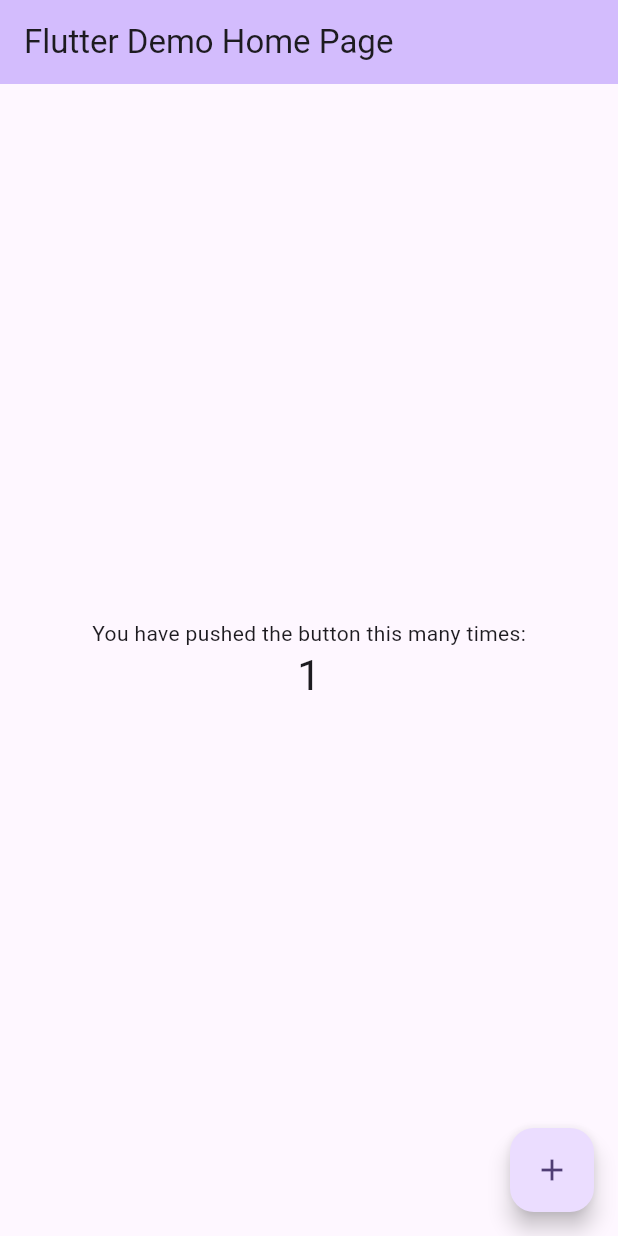
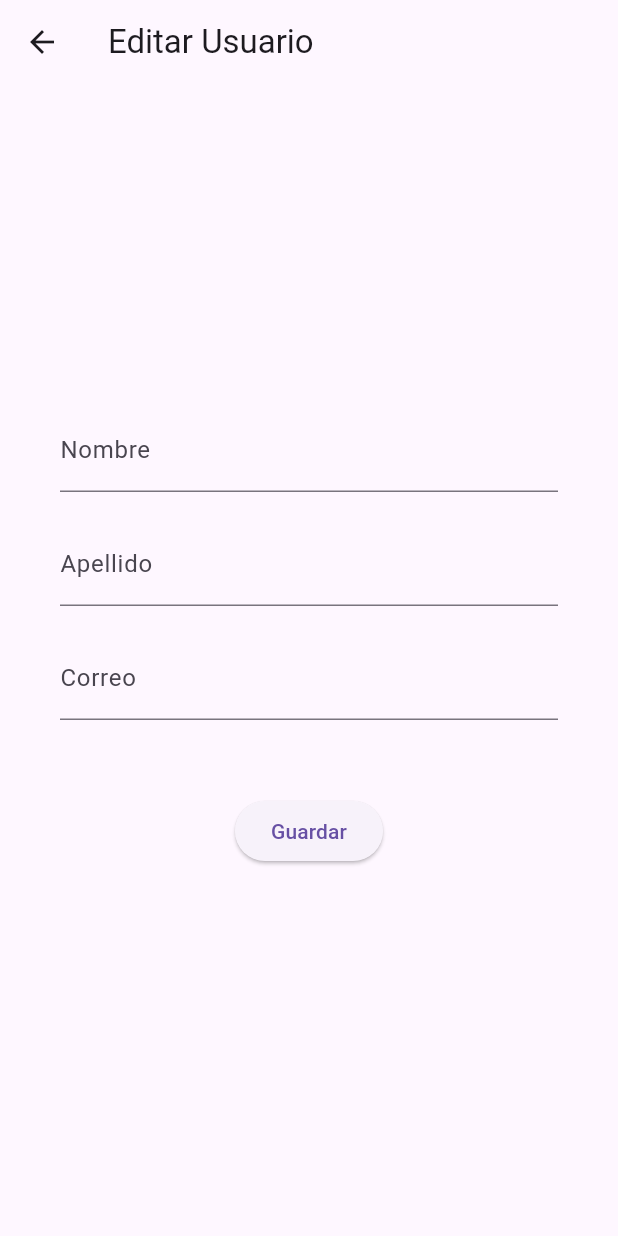
Before and after one commit to Javier-SF/my_sqflite, a Flutter app: the screen it shows after launch, after a tap on the "add" icon, on a phone screen of 412 x 824 dp. Run offline on Flutter 3.47's test engine with Material 3 defaults, Android fonts, the light colour scheme and no system bars; our stand-ins replace sqflite; accounts and stored records are empty.

Commit message:
add
Eh agregado todo el codigo de este proyecto

```diff
--- /dev/null
+++ b/lib/data/class/user_class_data.dart
@@ -0,0 +1,24 @@
+class Users {
+  // Esta son la variables de la class.
+
+  int? id;
+  String? nombre, apellido;
+  String? correo;
+
+// contructor y sus parametros
+  Users({
+    this.id,
+    this.nombre,
+    this.apellido,
+    this.correo,
+  });
+
+  Map<String, dynamic> toMap() {
+    return {
+      'id': id,
+      'nombre': nombre,
+      'apellido': apellido,
+      'correo': correo,
+    };
+  }
+}
--- /dev/null
+++ b/lib/data/sqflite/db_sqflite_data.dart
@@ -0,0 +1,74 @@
+// ignore_for_file: depend_on_referenced_packages
+
+import 'package:my_sqflite/data/class/user_class_data.dart';
+import 'package:sqflite/sqflite.dart';
+import 'package:path/path.dart';
+
+class DB {
+  static Future<Database> _openDB() async {
+    return openDatabase(
+      join(await getDatabasesPath(), 'users.db'),
+      onCreate: (db, version) {
+        return db.execute(
+          "CREATE TABLE users (id INTEGER PRIMARY KEY, nombre TEXT, apellido TEXT, correo TEXT)",
+        );
+      },
+      version: 1,
+    );
+  }
+
+  static Future<List<Users>> users() async {
+    Database database = await _openDB();
+    final List<Map<String, dynamic>> usersMap = await database.query("users");
+
+    //Esta parte es el Build de los datos que entan agregados dentro de la base datos _oponDB()
+    return List.generate(
+      usersMap.length,
+      (i) => Users(
+        id: usersMap[i]['id'],
+        nombre: usersMap[i]['nombre'],
+        apellido: usersMap[i]['apellido'],
+        correo: usersMap[i]['correo'],
+      ),
+    );
+  }
+
+  // Insertar datos en la base de datos _openDB();
+  static Future<dynamic> insert(Users users) async {
+    // Esto es la conexion a la base de dato llamda _openDB()
+    Database database = await _openDB();
+    return database.insert("users", users.toMap());
+  }
+
+  //Modificacion de los datos en la base de dato
+  static Future<dynamic> update(Users users) async {
+    // Esto es la conexion a la base de dato llamda _openDB()
+    Database database = await _openDB();
+    return database
+        .update("users", users.toMap(), where: "id = ?", whereArgs: [users.id]);
+  }
+
+  //Eliminacion del dato selecionado de la base de datos _openDB()
+  static Future<dynamic> delete(Users users) async {
+    // Esto es la conexion a la base de dato llamda _openDB()
+    Database database = await _openDB();
+    return database.delete("users", where: "id = ?", whereArgs: [users.id]);
+  }
+
+  // Este es otro metodo de como insertal, eliminar, actualizar los datos de la base datos
+  // Comandos basados en sentecias SQL
+  // rawInsert(SQL)
+  // rawDelete(SQL)
+  // rawUpdate(SQL)
+  // rawQuery(SQL)
+  //
+  //Con sentencias
+
+  static Future<void> insert2(Users users) async {
+    Database database = await _openDB();
+    await database.rawInsert(
+      "INSERT INTO users (id, nombre, apellido, correo) VALUES (?, ?, ?, ?)",
+      [users.id, users.nombre, users.apellido, users.correo],
+    );
+  }
+}
--- a/lib/main.dart
+++ b/lib/main.dart
@@ -1,4 +1,6 @@
 import 'package:flutter/material.dart';
+import 'package:my_sqflite/screens/add_user_screen.dart';
+import 'package:my_sqflite/screens/sqflite_screen.dart';
 
 void main() {
   runApp(const MyApp());
@@ -7,119 +9,18 @@
 class MyApp extends StatelessWidget {
   const MyApp({super.key});
 
-  // This widget is the root of your application.
   @override
   Widget build(BuildContext context) {
     return MaterialApp(
       title: 'Flutter Demo',
       theme: ThemeData(
-        // This is the theme of your application.
-        //
-        // TRY THIS: Try running your application with "flutter run". You'll see
-        // the application has a purple toolbar. Then, without quitting the app,
-        // try changing the seedColor in the colorScheme below to Colors.green
-        // and then invoke "hot reload" (save your changes or press the "hot
-        // reload" button in a Flutter-supported IDE, or press "r" if you used
-        // the command line to start the app).
-        //
-        // Notice that the counter didn't reset back to zero; the application
-        // state is not lost during the reload. To reset the state, use hot
-        // restart instead.
-        //
-        // This works for code too, not just values: Most code changes can be
-        // tested with just a hot reload.
-        colorScheme: ColorScheme.fromSeed(seedColor: Colors.deepPurple),
-        useMaterial3: true,
+        primarySwatch: Colors.blue,
       ),
-      home: const MyHomePage(title: 'Flutter Demo Home Page'),
+      home: const MySqfLite(),
+      routes: {
+        '/list': (context) => const MySqfLite(),
+        '/editar': (context) => const AddUsers()
+      },
     );
   }
 }
-
-class MyHomePage extends StatefulWidget {
-  const MyHomePage({super.key, required this.title});
-
-  // This widget is the home page of your application. It is stateful, meaning
-  // that it has a State object (defined below) that contains fields that affect
-  // how it looks.
-
-  // This class is the configuration for the state. It holds the values (in this
-  // case the title) provided by the parent (in this case the App widget) and
-  // used by the build method of the State. Fields in a Widget subclass are
-  // always marked "final".
-
-  final String title;
-
-  @override
-  State<MyHomePage> createState() => _MyHomePageState();
-}
-
-class _MyHomePageState extends State<MyHomePage> {
-  int _counter = 0;
-
-  void _incrementCounter() {
-    setState(() {
-      // This call to setState tells the Flutter framework that something has
-      // changed in this State, which causes it to rerun the build method below
-      // so that the display can reflect the updated values. If we changed
-      // _counter without calling setState(), then the build method would not be
-      // called again, and so nothing would appear to happen.
-      _counter++;
-    });
-  }
-
-  @override
-  Widget build(BuildContext context) {
-    // This method is rerun every time setState is called, for instance as done
-    // by the _incrementCounter method above.
-    //
-    // The Flutter framework has been optimized to make rerunning build methods
-    // fast, so that you can just rebuild anything that needs updating rather
-    // than having to individually change instances of widgets.
-    return Scaffold(
-      appBar: AppBar(
-        // TRY THIS: Try changing the color here to a specific color (to
-        // Colors.amber, perhaps?) and trigger a hot reload to see the AppBar
-        // change color while the other colors stay the same.
-        backgroundColor: Theme.of(context).colorScheme.inversePrimary,
-        // Here we take the value from the MyHomePage object that was created by
-        // the App.build method, and use it to set our appbar title.
-        title: Text(widget.title),
-      ),
-      body: Center(
-        // Center is a layout widget. It takes a single child and positions it
-        // in the middle of the parent.
-        child: Column(
-          // Column is also a layout widget. It takes a list of children and
-          // arranges them vertically. By default, it sizes itself to fit its
-          // children horizontally, and tries to be as tall as its parent.
-          //
-          // Column has various properties to control how it sizes itself and
-          // how it positions its children. Here we use mainAxisAlignment to
-          // center the children vertically; the main axis here is the vertical
-          // axis because Columns are vertical (the cross axis would be
-          // horizontal).
-          //
-          // TRY THIS: Invoke "debug painting" (choose the "Toggle Debug Paint"
-          // action in the IDE, or press "p" in the console), to see the
-          // wireframe for each widget.
-          mainAxisAlignment: MainAxisAlignment.center,
-          children: <Widget>[
-            const Text(
-              'You have pushed the button this many times:',
-            ),
-            Text(
-              '$_counter',
-              style: Theme.of(context).textTheme.headlineMedium,
-            ),
-          ],
-        ),
-      ),
-      floatingActionButton: FloatingActionButton(
-        onPressed: _incrementCounter,
-        tooltip: 'Increment',
-        child: const Icon(Icons.add),
-      ), // This trailing comma makes auto-formatting nicer for build methods.
-    );
-  }
-}
--- /dev/null
+++ b/lib/screens/add_user_screen.dart
@@ -0,0 +1,126 @@
+import 'package:flutter/material.dart';
+import 'package:my_sqflite/data/class/user_class_data.dart';
+import 'package:my_sqflite/data/sqflite/db_sqflite_data.dart';
+
+class AddUsers extends StatefulWidget {
+  const AddUsers({super.key});
+
+  @override
+  State<AddUsers> createState() => _AddUsersState();
+}
+
+class _AddUsersState extends State<AddUsers> {
+  final _formKey = GlobalKey<FormState>();
+  final TextEditingController nombreController = TextEditingController();
+  final TextEditingController apellidoController = TextEditingController();
+  final TextEditingController correoController = TextEditingController();
+
+  @override
+  Widget build(BuildContext context) {
+    Users? users = ModalRoute.of(context)?.settings.arguments as Users?;
+    if (users != null) {
+      nombreController.text = users.nombre ?? '';
+      apellidoController.text = users.apellido ?? '';
+      correoController.text = users.correo ?? '';
+    }
+
+    return SafeArea(
+      child: Scaffold(
+        appBar: AppBar(
+          title: Text(users != null ? 'Editar Usuario' : 'Agregar Usuario'),
+        ),
+        body: SizedBox(
+          child: Padding(
+            padding: const EdgeInsets.all(40),
+            child: Form(
+              key: _formKey,
+              child: Column(
+                mainAxisAlignment: MainAxisAlignment.center,
+                children: <Widget>[
+                  Padding(
+                    padding: const EdgeInsets.symmetric(vertical: 10),
+                    child: TextFormField(
+                      controller: nombreController,
+                      validator: (value) {
+                        if (value == null || value.isEmpty) {
+                          return "El nombre es obligatorio";
+                        }
+                        final regex = RegExp(r'^[a-zA]+$');
+                        if (!regex.hasMatch(value)) {
+                          return "Solo deben tener letras";
+                        }
+                        return null;
+                      },
+                      decoration: const InputDecoration(labelText: "Nombre"),
+                    ),
+                  ),
+                  Padding(
+                    padding: const EdgeInsets.symmetric(vertical: 10),
+                    child: TextFormField(
+                      controller: apellidoController,
+                      validator: (value) {
+                        if (value == null || value.isEmpty) {
+                          return "El apellido es obligatorio";
+                        }
+
+                        final regex = RegExp(r'^[a-zA]+$');
+                        if (!regex.hasMatch(value)) {
+                          return "Solo deben tener letras";
+                        }
+                        return null;
+                      },
+                      decoration: const InputDecoration(labelText: "Apellido"),
+                    ),
+                  ),
+                  Padding(
+                    padding: const EdgeInsets.symmetric(vertical: 10),
+                    child: TextFormField(
+                      controller: correoController,
+                      validator: (value) {
+                        if (value == null || value.isEmpty) {
+                          return "El correo es obligatorio";
+                        }
+                        final regex = RegExp(
+                            r'^[a-z0-9._%+-]+@(gmail\.com|yahoo\.com|outlook\.com|iplus\.do)$');
+                        if (!regex.hasMatch(value)) {
+                          return "Ingrese un correo válido";
+                        }
+                        return null;
+                      },
+                      decoration: const InputDecoration(labelText: "Correo"),
+                    ),
+                  ),
+                  Padding(
+                    padding: const EdgeInsets.symmetric(vertical: 40),
+                    child: ElevatedButton(
+                      onPressed: () {
+                        // Validacion de que los campos esten completos
+                        if (_formKey.currentState!.validate()) {
+                          // Si Los datos son validos se guardara
+                          if (users != null && users.id! > 0) {
+                            users.nombre = nombreController.text;
+                            users.apellido = apellidoController.text;
+                            users.correo = correoController.text;
+                            DB.update(users);
+                          } else {
+                            DB.insert(Users(
+                              nombre: nombreController.text,
+                              apellido: apellidoController.text,
+                              correo: correoController.text,
+                            ));
+                          }
+                          Navigator.pop(context, true);
+                        }
+                      },
+                      child: const Text('Guardar'),
+                    ),
+                  ),
+                ],
+              ),
+            ),
+          ),
+        ),
+      ),
+    );
+  }
+}
--- /dev/null
+++ b/lib/screens/sqflite_screen.dart
@@ -0,0 +1,266 @@
+import 'package:flutter/material.dart';
+import 'package:my_sqflite/data/class/user_class_data.dart';
+import 'package:my_sqflite/data/sqflite/db_sqflite_data.dart';
+
+class MySqfLite extends StatefulWidget {
+  const MySqfLite({super.key});
+
+  @override
+  State<MySqfLite> createState() => _MySqfLiteState();
+}
+
+class _MySqfLiteState extends State<MySqfLite> {
+  List<Users> usersList = [];
+  @override
+  void initState() {
+    super.initState();
+    cargaUsers();
+  }
+
+  cargaUsers() async {
+    List<Users> auxUsers = await DB.users();
+    setState(() {
+      usersList = auxUsers;
+    });
+  }
+
+  @override
+  Widget build(BuildContext context) {
+    return SafeArea(
+      child: Scaffold(
+        appBar: AppBar(
+          title: const Text('SQF Lite'),
+        ),
+        body: ListView.builder(
+          itemCount: usersList.length,
+          itemBuilder: (context, i) {
+            return GestureDetector(
+              onLongPress: () => _showOptionsDialog(context, usersList[i]),
+              child: Card(
+                elevation: 5,
+                margin: const EdgeInsets.symmetric(vertical: 5, horizontal: 10),
+                child: ListTile(
+                  title: Text(
+                    'Su nombre es: ${usersList[i].nombre} ${usersList[i].apellido}',
+                  ),
+                  subtitle: Text('El correo es: ${usersList[i].correo}'),
+                ),
+              ),
+            );
+          },
+        ),
+        floatingActionButton: FloatingActionButton(
+          child: const Icon(Icons.add),
+          onPressed: () {
+            Navigator.pushNamed(
+              context,
+              "/editar",
+              arguments: Users(id: 0, nombre: "", apellido: "", correo: ""),
+            ).then((value) {
+              if (value != null) {
+                cargaUsers();
+              }
+            });
+          },
+        ),
+      ),
+    );
+  }
+
+  void _showOptionsDialog(BuildContext context, Users user) {
+    showDialog(
+      context: context,
+      builder: (BuildContext context) {
+        return AlertDialog(
+          title: const Text('Seleccione una opción'),
+          content: const Text('¿Estas seguro en realizar esta accion? '),
+          actions: <Widget>[
+            TextButton(
+              child:
+                  const Text('Eliminar', style: TextStyle(color: Colors.red)),
+              onPressed: () {
+                Navigator.pop(context);
+                _deleteUser(user);
+              },
+            ),
+            TextButton(
+              child: const Text('Editar', style: TextStyle(color: Colors.blue)),
+              onPressed: () {
+                Navigator.pushReplacementNamed(context, '/editar');
+                _editUser(user);
+              },
+            ),
+          ],
+        );
+      },
+    );
+  }
+
+  void _deleteUser(Users user) {
+    DB.delete(user);
+    setState(() {
+      usersList.remove(user);
+    });
+  }
+
+  void _editUser(Users user) {
+    Navigator.pushNamed(
+      context,
+      "/editar",
+      arguments: user,
+    ).then((value) {
+      if (value != null) {
+        cargaUsers();
+      }
+    });
+  }
+}
+
+// class MySqfLite extends StatefulWidget {
+//   const MySqfLite({super.key});
+
+//   @override
+//   State<MySqfLite> createState() => _MySqfLiteState();
+// }
+
+// class _MySqfLiteState extends State<MySqfLite> {
+//   List<Users> usersList = [];
+
+//   @override
+//   void initState() {
+//     super.initState();
+//     cargaUsers();
+//   }
+
+//   cargaUsers() async {
+//     List<Users> auxUsers = await DB.users();
+//     setState(() {
+//       usersList = auxUsers;
+//     });
+//   }
+
+//   @override
+//   Widget build(BuildContext context) {
+//     return SafeArea(
+//       child: Scaffold(
+//         appBar: AppBar(
+//           title: const Text('SQF Lite'),
+//         ),
+//         body: ListView.builder(
+//           itemCount: usersList.length,
+//           itemBuilder: (context, i) {
+//             return Dismissible(
+//               key: Key(usersList[i].id.toString()),
+//               direction: DismissDirection.startToEnd,
+//               confirmDismiss: (direction) async {
+//                 // Retornar `false` para que no se descarte automáticamente
+//                 return false;
+//               },
+//               background: _buildSwipeActionLeft(usersList[i]),
+//               child: Card(
+//                 elevation: 5,
+//                 margin: const EdgeInsets.symmetric(vertical: 5, horizontal: 10),
+//                 child: ListTile(
+//                   title: Text(
+//                     'Su nombre es: ${usersList[i].nombre} ${usersList[i].apellido}',
+//                   ),
+//                 ),
+//               ),
+//             );
+//           },
+//         ),
+//         floatingActionButton: FloatingActionButton(
+//           child: const Icon(Icons.add),
+//           onPressed: () {
+//             Navigator.pushNamed(
+//               context,
+//               "/editar",
+//               arguments: Users(id: 0, nombre: "", apellido: "", correo: ""),
+//             ).then((value) {
+//               if (value != null) {
+//                 cargaUsers(); // Recargar la lista después de agregar
+//               }
+//             });
+//           },
+//         ),
+//       ),
+//     );
+//   }
+
+//   Widget _buildSwipeActionLeft(Users user) {
+//     return Container(
+//       color: Colors.blue,
+//       padding: const EdgeInsets.symmetric(horizontal: 20),
+//       child: Row(
+//         mainAxisAlignment: MainAxisAlignment.start,
+//         children: [
+//           IconSlideAction(
+//             color: Colors.red,
+//             icon: Icons.delete,
+//             onTap: () {
+//               _deleteUser(user);
+//             },
+//           ),
+//           IconSlideAction(
+//             color: Colors.green,
+//             icon: Icons.edit,
+//             onTap: () {
+//               _editUser(user);
+//             },
+//           ),
+//         ],
+//       ),
+//     );
+//   }
+
+//   void _deleteUser(Users user) {
+//     // Acción de eliminar usuario
+//     DB.delete(user);
+//     setState(() {
+//       usersList.remove(user);
+//     });
+//   }
+
+//   void _editUser(Users user) {
+//     // Acción de editar usuario
+//     Navigator.pushNamed(
+//       context,
+//       "/editar",
+//       arguments: user,
+//     ).then((value) {
+//       if (value != null) {
+//         cargaUsers(); // Recargar la lista después de editar
+//       }
+//     });
+//   }
+// }
+
+// class IconSlideAction extends StatelessWidget {
+//   final Color color;
+//   final IconData icon;
+//   final VoidCallback onTap;
+
+//   const IconSlideAction({
+//     super.key,
+//     required this.color,
+//     required this.icon,
+//     required this.onTap,
+//   });
+
+//   @override
+//   Widget build(BuildContext context) {
+//     return GestureDetector(
+//       onTap: onTap,
+//       child: Container(
+//         height: double.infinity,
+//         width: 80,
+//         color: color,
+//         child: Icon(
+//           icon,
+//           color: Colors.white,
+//           size: 30,
+//         ),
+//       ),
+//     );
+//   }
+// }
```
